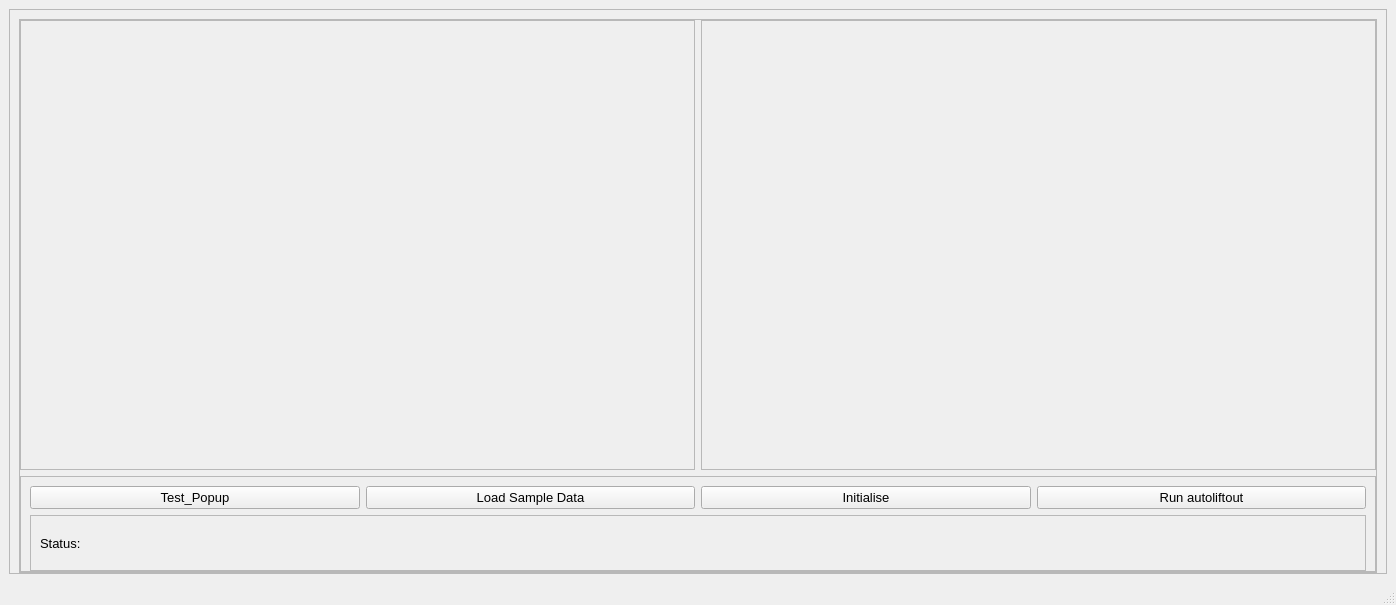
Phaips/autoliftout, file liftout/gui/qtdesigner_files/main.ui: the form before one commit.
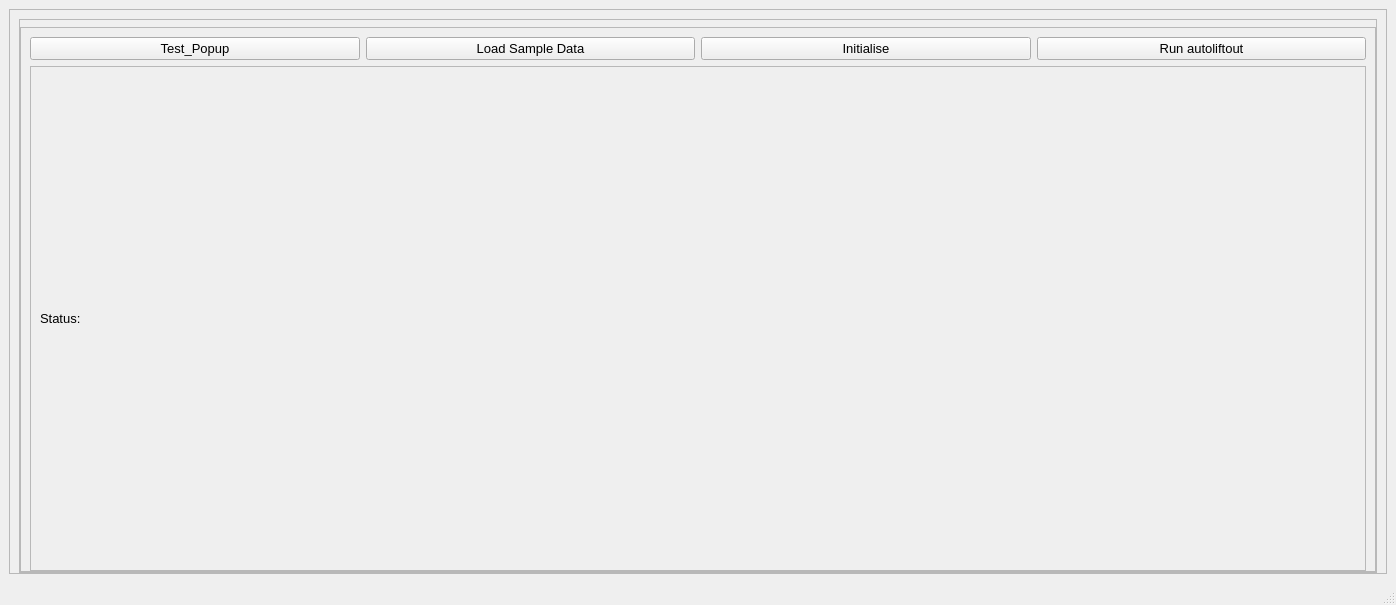
The form after the commit.

Commit message: remove image frames from UI

Patch:
```diff
--- a/liftout/gui/qtdesigner_files/main.ui
+++ b/liftout/gui/qtdesigner_files/main.ui
@@ -98,14 +98,14 @@
             </property>
             <property name="minimumSize">
              <size>
-              <width>675</width>
-              <height>450</height>
+              <width>1</width>
+              <height>1</height>
              </size>
             </property>
             <property name="maximumSize">
              <size>
-              <width>675</width>
-              <height>450</height>
+              <width>1</width>
+              <height>1</height>
              </size>
             </property>
             <property name="font">
@@ -148,14 +148,14 @@
                </property>
                <property name="minimumSize">
                 <size>
-                 <width>675</width>
-                 <height>450</height>
+                 <width>1</width>
+                 <height>1</height>
                 </size>
                </property>
                <property name="maximumSize">
                 <size>
-                 <width>675</width>
-                 <height>450</height>
+                 <width>1</width>
+                 <height>1</height>
                 </size>
                </property>
                <property name="font">
@@ -181,14 +181,14 @@
             </property>
             <property name="minimumSize">
              <size>
-              <width>675</width>
-              <height>450</height>
+              <width>1</width>
+              <height>1</height>
              </size>
             </property>
             <property name="maximumSize">
              <size>
-              <width>675</width>
-              <height>450</height>
+              <width>1</width>
+              <height>1</height>
              </size>
             </property>
             <property name="font">
@@ -225,14 +225,14 @@
                </property>
                <property name="minimumSize">
                 <size>
-                 <width>675</width>
-                 <height>450</height>
+                 <width>1</width>
+                 <height>1</height>
                 </size>
                </property>
                <property name="maximumSize">
                 <size>
-                 <width>675</width>
-                 <height>450</height>
+                 <width>1</width>
+                 <height>1</height>
                 </size>
                </property>
                <property name="font">
```
The commit also changes 2 other files.
